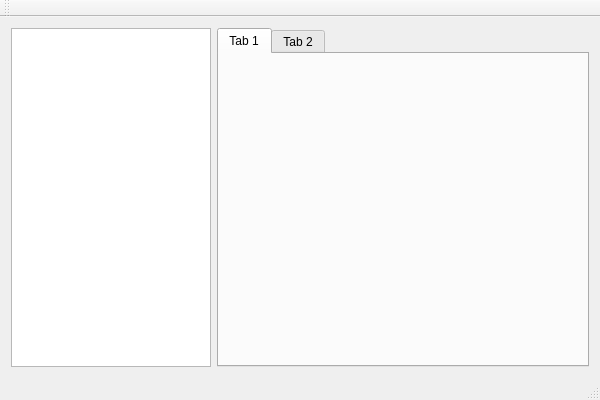
This is 1CV7Recovery/mainwindow.ui in ssidko/WorkProjects as Qt 5 draws it before an edit. The edited form follows.
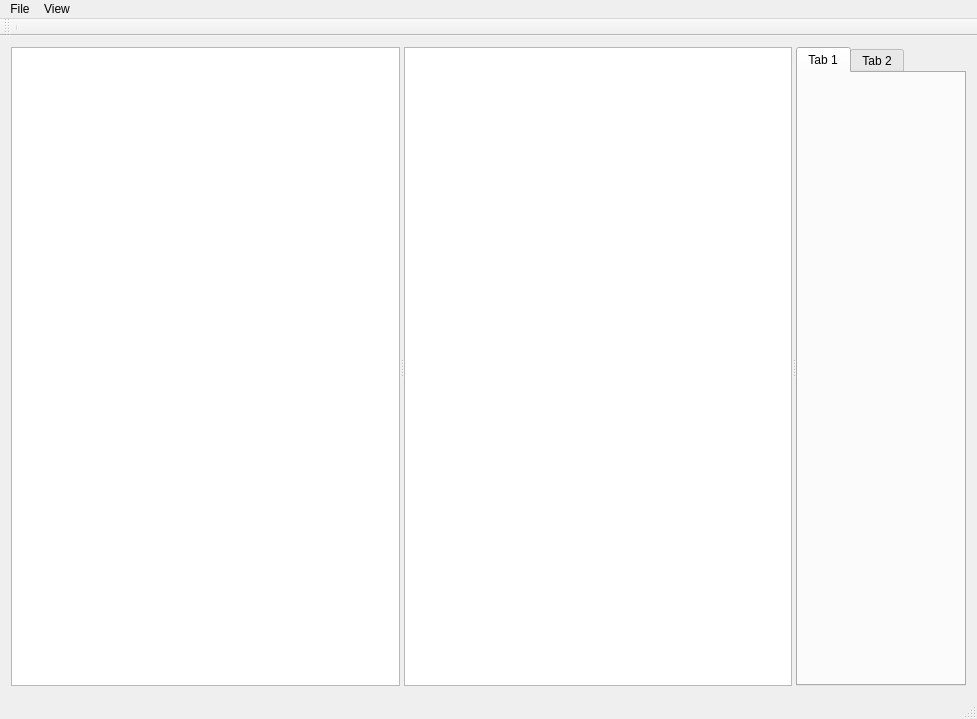
This is the edited form.

The edit to the form file:
```diff
--- a/1CV7Recovery/mainwindow.ui
+++ b/1CV7Recovery/mainwindow.ui
@@ -6,26 +6,22 @@
    <rect>
     <x>0</x>
     <y>0</y>
-    <width>600</width>
-    <height>400</height>
+    <width>977</width>
+    <height>719</height>
    </rect>
   </property>
   <property name="windowTitle">
    <string>MainWindow</string>
   </property>
   <widget class="QWidget" name="centralWidget">
-   <layout class="QHBoxLayout" name="horizontalLayout">
+   <layout class="QVBoxLayout" name="verticalLayout">
     <item>
-     <widget class="QListView" name="listView">
-      <property name="maximumSize">
-       <size>
-        <width>200</width>
-        <height>16777215</height>
-       </size>
+     <widget class="QSplitter" name="splitter">
+      <property name="orientation">
+       <enum>Qt::Horizontal</enum>
       </property>
-     </widget>
-    </item>
-    <item>
+      <widget class="QListWidget" name="listWidget"/>
+      <widget class="QListWidget" name="listWidget_2"/>
      <widget class="QTabWidget" name="tabWidget">
       <property name="currentIndex">
        <number>0</number>
@@ -41,6 +37,7 @@
        </attribute>
       </widget>
      </widget>
+     </widget>
     </item>
    </layout>
   </widget>
@@ -49,18 +46,35 @@
     <rect>
      <x>0</x>
      <y>0</y>
-     <width>600</width>
+     <width>977</width>
      <height>21</height>
     </rect>
    </property>
+   <widget class="QMenu" name="menuFile">
+    <property name="title">
+     <string>File</string>
+    </property>
+    <addaction name="separator"/>
+    <addaction name="actionExit"/>
+   </widget>
+   <widget class="QMenu" name="menuView">
+    <property name="title">
+     <string>View</string>
+    </property>
+    <addaction name="actionExtents"/>
+    <addaction name="actionCandidates"/>
+   </widget>
+   <addaction name="menuFile"/>
+   <addaction name="menuView"/>
   </widget>
   <widget class="QToolBar" name="mainToolBar">
    <attribute name="toolBarArea">
     <enum>TopToolBarArea</enum>
    </attribute>
    <attribute name="toolBarBreak">
-    <bool>false</bool>
+    <bool>true</bool>
    </attribute>
+   <addaction name="separator"/>
   </widget>
   <widget class="QStatusBar" name="statusBar"/>
  </widget>
```
Left out of the diff: 18 changed lines with no effect on the pictures. Lines whose indentation alone changed are shown as unchanged.
